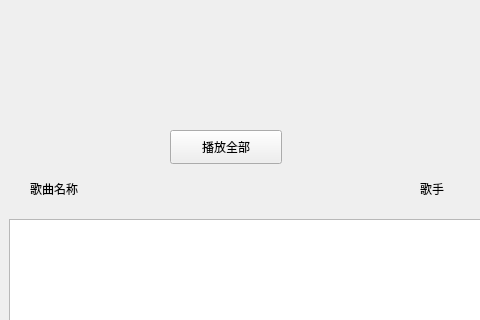
This is learn_14/Qt/MyMusic/musiclistpage.ui in rebotzz/CPPLearning as Qt 5 draws it before an edit; both pictures show x 0 to 480 and y 0 to 320 of the 800 by 600 pixel window. The edited form follows.
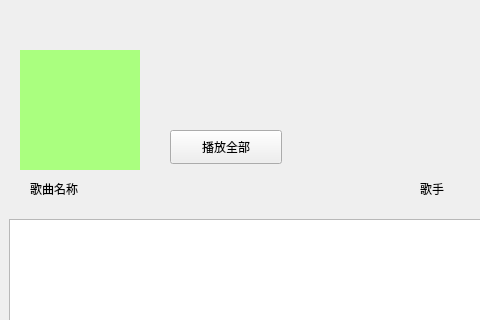
This is the edited form.

Diff of the .ui file:
```diff
--- a/learn_14/Qt/MyMusic/musiclistpage.ui
+++ b/learn_14/Qt/MyMusic/musiclistpage.ui
@@ -81,6 +81,9 @@
         <height>120</height>
        </rect>
       </property>
+      <property name="styleSheet">
+       <string notr="true">background-color:rgb(170, 255, 127);</string>
+      </property>
       <property name="text">
        <string/>
       </property>
```
